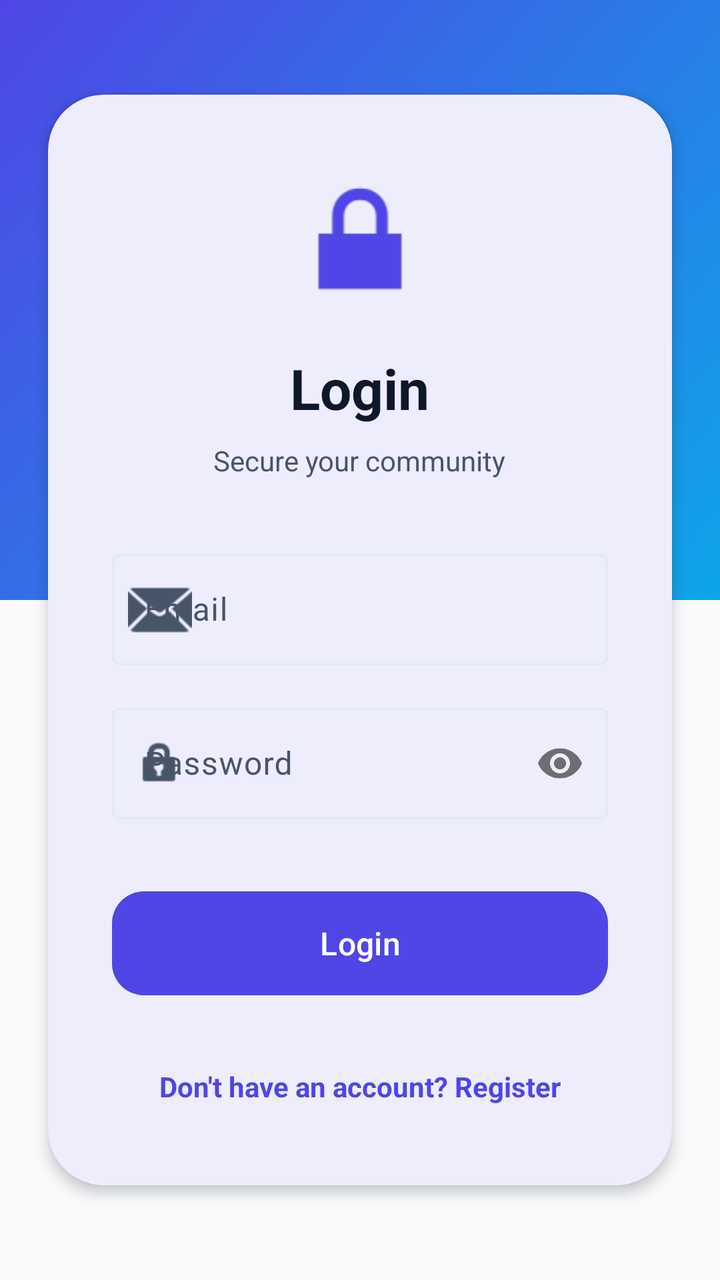
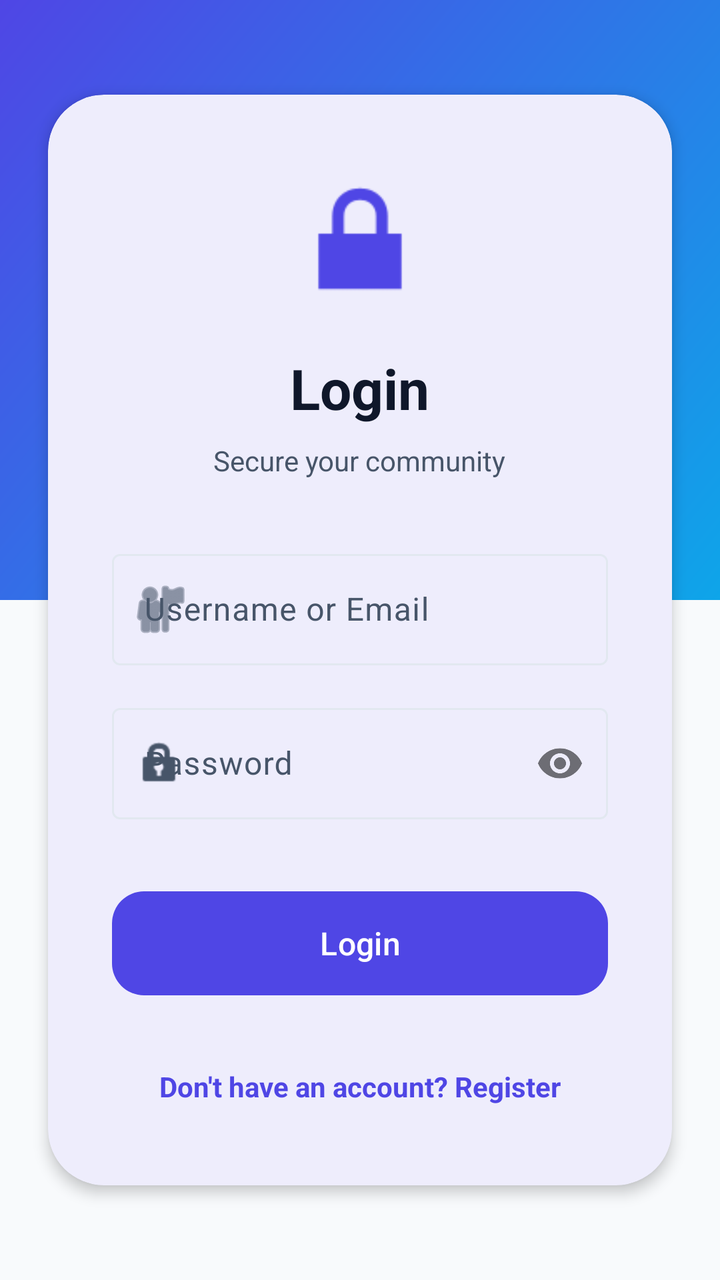

Screens rendered from an Android XML layout before and after an edit, with the pre-edit source and the edit as a unified diff.
<!-- AndroidManifest.xml: application theme Theme.CrimeDetection -->
<!-- res/layout/activity_login.xml -->
<?xml version="1.0" encoding="utf-8"?>
<androidx.constraintlayout.widget.ConstraintLayout xmlns:android="http://schemas.android.com/apk/res/android"
    xmlns:app="http://schemas.android.com/apk/res-auto"
    android:layout_width="match_parent"
    android:layout_height="match_parent"
    android:background="?android:attr/colorBackground">

    <View
        android:id="@+id/topGradient"
        android:layout_width="match_parent"
        android:layout_height="300dp"
        android:background="@drawable/bg_gradient_primary"
        app:layout_constraintTop_toTopOf="parent" />

    <com.google.android.material.card.MaterialCardView
        android:layout_width="match_parent"
        android:layout_height="wrap_content"
        android:layout_margin="24dp"
        app:cardCornerRadius="28dp"
        app:cardElevation="4dp"
        app:layout_constraintBottom_toBottomOf="parent"
        app:layout_constraintTop_toTopOf="parent"
        app:strokeWidth="0dp">

        <LinearLayout
            android:layout_width="match_parent"
            android:layout_height="wrap_content"
            android:orientation="vertical"
            android:padding="32dp">

            <ImageView
                android:id="@+id/ivLogo"
                android:layout_width="80dp"
                android:layout_height="80dp"
                android:layout_gravity="center"
                android:src="@android:drawable/ic_lock_lock"
                app:tint="?attr/colorPrimary" />

            <TextView
                android:id="@+id/tvTitle"
                android:layout_width="wrap_content"
                android:layout_height="wrap_content"
                android:layout_gravity="center"
                android:layout_marginTop="16dp"
                android:text="@string/title_login"
                android:textColor="?attr/colorOnSurface"
                android:textSize="28sp"
                android:textStyle="bold" />

            <TextView
                android:layout_width="wrap_content"
                android:layout_height="wrap_content"
                android:layout_gravity="center"
                android:layout_marginTop="8dp"
                android:text="Secure your community"
                android:textColor="?attr/colorOnSurfaceVariant"
                android:textSize="14sp" />

            <com.google.android.material.textfield.TextInputLayout
                android:id="@+id/tilEmail"
                style="@style/Widget.Material3.TextInputLayout.OutlinedBox"
                android:layout_width="match_parent"
                android:layout_height="wrap_content"
                android:layout_marginTop="32dp"
                android:hint="@string/label_email"
                app:startIconDrawable="@android:drawable/ic_dialog_email">

                <com.google.android.material.textfield.TextInputEditText
                    android:id="@+id/etEmail"
                    android:layout_width="match_parent"
                    android:layout_height="wrap_content"
                    android:inputType="textEmailAddress" />
            </com.google.android.material.textfield.TextInputLayout>

            <com.google.android.material.textfield.TextInputLayout
                android:id="@+id/tilPassword"
                style="@style/Widget.Material3.TextInputLayout.OutlinedBox"
                android:layout_width="match_parent"
                android:layout_height="wrap_content"
                android:layout_marginTop="16dp"
                android:hint="@string/label_password"
                app:passwordToggleEnabled="true"
                app:startIconDrawable="@android:drawable/ic_lock_idle_lock">

                <com.google.android.material.textfield.TextInputEditText
                    android:id="@+id/etPassword"
                    android:layout_width="match_parent"
                    android:layout_height="wrap_content"
                    android:inputType="textPassword" />
            </com.google.android.material.textfield.TextInputLayout>

            <com.google.android.material.button.MaterialButton
                android:id="@+id/btnLogin"
                android:layout_width="match_parent"
                android:layout_height="60dp"
                android:layout_marginTop="32dp"
                android:text="@string/btn_login"
                android:textSize="16sp"
                app:cornerRadius="16dp" />

            <TextView
                android:id="@+id/tvRegister"
                android:layout_width="wrap_content"
                android:layout_height="wrap_content"
                android:layout_gravity="center"
                android:layout_marginTop="24dp"
                android:padding="8dp"
                android:text="@string/msg_no_account"
                android:textColor="?attr/colorPrimary"
                android:textStyle="bold" />

        </LinearLayout>
    </com.google.android.material.card.MaterialCardView>

</androidx.constraintlayout.widget.ConstraintLayout>
<!-- resources referenced by this layout -->
<resources>
  <!-- drawable bg_gradient_primary (drawable) -->
  <?xml version="1.0" encoding="utf-8"?>
  <shape xmlns:android="http://schemas.android.com/apk/res/android">
      <gradient
          android:angle="135"
          android:endColor="@color/colorPrimary"
          android:startColor="@color/colorTertiary"
          android:type="linear" />
  </shape>
  <string name="btn_login">Login</string>
  <string name="label_email">Email</string>
  <string name="label_password">Password</string>
  <string name="msg_no_account">Don\'t have an account? Register</string>
  <string name="title_login">Login</string>
  <style name="Theme.CrimeDetection" parent="Theme.Material3.DayNight.NoActionBar">
          
          <item name="colorPrimary">@color/colorPrimary</item>
          <item name="colorOnPrimary">@color/colorOnPrimary</item>
          <item name="colorPrimaryContainer">@color/colorPrimaryContainer</item>
          <item name="colorOnPrimaryContainer">@color/colorOnPrimaryContainer</item>
  
          
          <item name="colorSecondary">@color/colorSecondary</item>
          <item name="colorOnSecondary">@color/colorOnSecondary</item>
          <item name="colorSecondaryContainer">@color/colorSecondaryContainer</item>
          <item name="colorOnSecondaryContainer">@color/colorOnSecondaryContainer</item>
  
          
          <item name="colorTertiary">@color/colorTertiary</item>
          <item name="colorOnTertiary">@color/colorOnTertiary</item>
  
          
          <item name="android:statusBarColor">?attr/colorSurface</item>
          <item name="android:windowLightStatusBar">true</item>
  
          
          <item name="android:colorBackground">@color/colorBackground</item>
          <item name="colorSurface">@color/colorSurface</item>
          <item name="colorOnSurface">@color/colorOnSurface</item>
          <item name="colorSurfaceVariant">@color/colorSurfaceVariant</item>
          <item name="colorOnSurfaceVariant">@color/colorOnSurfaceVariant</item>
          <item name="colorOutline">@color/colorOutline</item>
  
          <item name="bottomNavigationStyle">@style/Widget.App.BottomNavigationView</item>
      </style>
  <color name="colorPrimary">#4F46E5</color>
  <color name="colorTertiary">#0EA5E9</color>
  <color name="colorOnPrimary">#FFFFFF</color>
  <color name="colorPrimaryContainer">#EEF2FF</color>
  <color name="colorOnPrimaryContainer">#3730A3</color>
  <color name="colorSecondary">#0F172A</color>
  <color name="colorOnSecondary">#FFFFFF</color>
  <color name="colorSecondaryContainer">#F1F5F9</color>
  <color name="colorOnSecondaryContainer">#1E293B</color>
  <color name="colorOnTertiary">#FFFFFF</color>
  <color name="colorBackground">#F8FAFC</color>
  <color name="colorSurface">#FFFFFF</color>
  <color name="colorOnSurface">#0F172A</color>
  <color name="colorSurfaceVariant">#F1F5F9</color>
  <color name="colorOnSurfaceVariant">#475569</color>
  <color name="colorOutline">#E2E8F0</color>
  <style name="Widget.App.BottomNavigationView" parent="Widget.Material3.BottomNavigationView">
          <item name="labelVisibilityMode">labeled</item>
          <item name="itemIconTint">@color/bottom_nav_colors</item>
          <item name="itemTextColor">@color/bottom_nav_colors</item>
          <item name="itemRippleColor">@color/colorSecondaryContainer</item>
          <item name="backgroundTint">?attr/colorSurface</item>
      </style>
</resources>

<!-- the commit's change to res/layout/activity_login.xml (unified diff, before → after) -->
@@ -57,19 +57,19 @@
                 android:textSize="14sp" />
 
             <com.google.android.material.textfield.TextInputLayout
-                android:id="@+id/tilEmail"
+                android:id="@+id/tilUsername"
                 style="@style/Widget.Material3.TextInputLayout.OutlinedBox"
                 android:layout_width="match_parent"
                 android:layout_height="wrap_content"
                 android:layout_marginTop="32dp"
-                android:hint="@string/label_email"
-                app:startIconDrawable="@android:drawable/ic_dialog_email">
+                android:hint="@string/label_username_or_email"
+                app:startIconDrawable="@android:drawable/ic_menu_myplaces">
 
                 <com.google.android.material.textfield.TextInputEditText
-                    android:id="@+id/etEmail"
+                    android:id="@+id/etUsername"
                     android:layout_width="match_parent"
                     android:layout_height="wrap_content"
-                    android:inputType="textEmailAddress" />
+                    android:inputType="text" />
             </com.google.android.material.textfield.TextInputLayout>
 
             <com.google.android.material.textfield.TextInputLayout
<!-- resource entries referenced after the edit -->
@@ -10,8 +10,8 @@
           android:type="linear" />
   </shape>
   <string name="btn_login">Login</string>
-  <string name="label_email">Email</string>
   <string name="label_password">Password</string>
+  <string name="label_username_or_email">Username or Email</string>
   <string name="msg_no_account">Don\'t have an account? Register</string>
   <string name="title_login">Login</string>
   <style name="Theme.CrimeDetection" parent="Theme.Material3.DayNight.NoActionBar">
